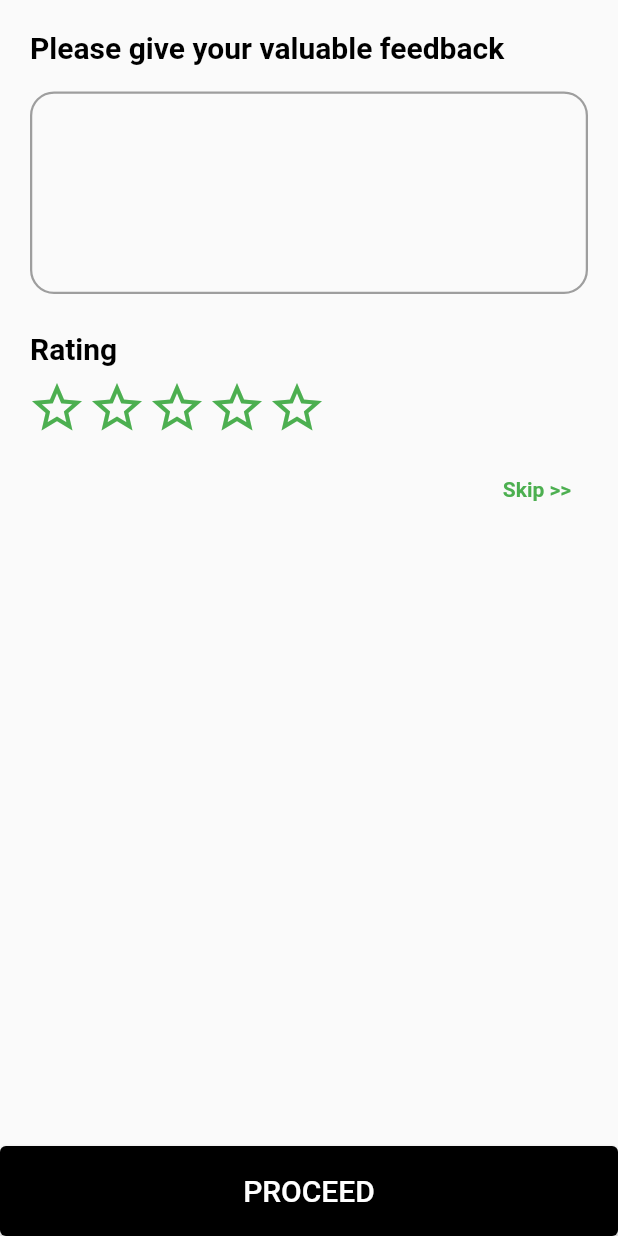
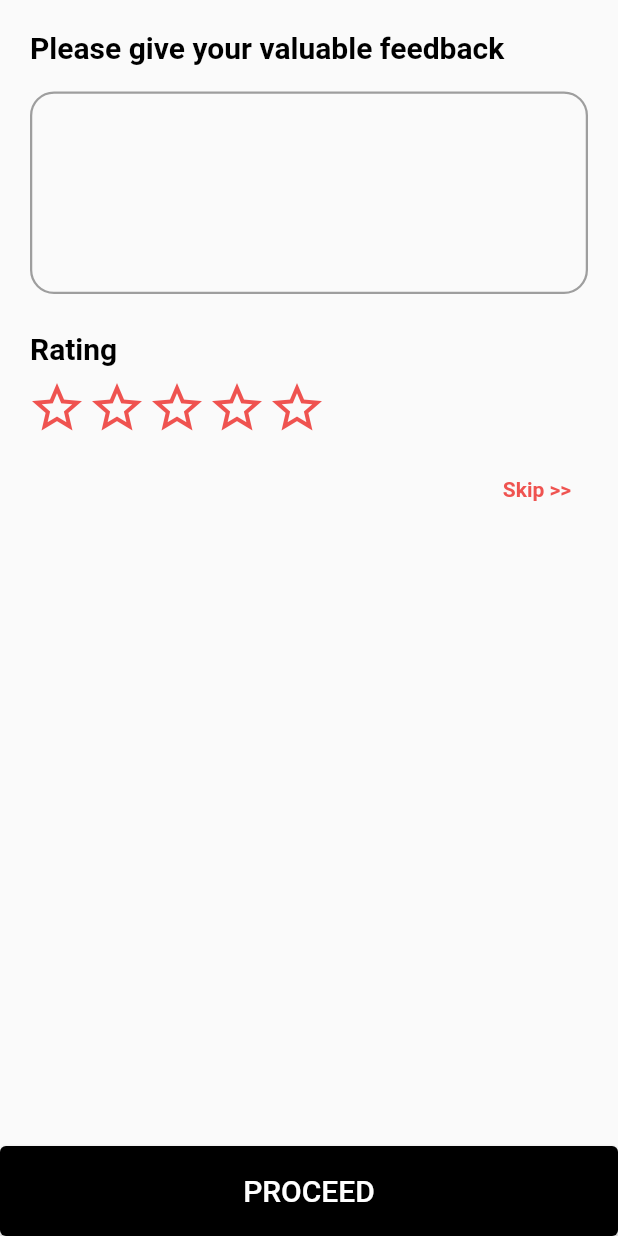
Before and after one commit to gowthammg12/ineuron-dinein, a Flutter app: the FeedbackScreen screen opened directly, on a phone screen of 412 x 824 dp. Run offline on Flutter 3.47's test engine with Material 2 defaults, Android fonts, the phone set to English and light mode, and no system bars; our stand-ins replace animated_text_kit, equatable, firebase_auth, firebase_core, flutter_bloc, smooth_star_rating_null_safety and 1 more; accounts and stored records are empty.

```diff
--- a/lib/main.dart
+++ b/lib/main.dart
@@ -37,7 +37,7 @@ class DineInApp extends StatelessWidget {
         BlocProvider(create: (context) => TimerCubit()),
       ],
       child: MaterialApp(
-        home: WelcomeScreen(),
+        home: FeedbackScreen(),
       ),
     );
   }
--- a/lib/screens/feedback_screen.dart
+++ b/lib/screens/feedback_screen.dart
@@ -55,8 +55,8 @@
               size: 40.0,
               filledIconData: Icons.star,
               halfFilledIconData: Icons.star_half_sharp,
-              color: Colors.green,
-              borderColor: Colors.green,
+              color: Colors.red.shade400,
+              borderColor: Colors.red.shade400,
               spacing: 0.0,
             ),
           ),
@@ -68,7 +68,7 @@
                 child: Text(
                   MetaText.skip,
                   style: TextStyle(
-                    color: Colors.green,
+                    color: Colors.red.shade400,
                     fontSize: 14,
                     fontWeight: FontWeight.w600,
                   ),
--- a/lib/screens/welcome_screen.dart
+++ b/lib/screens/welcome_screen.dart
@@ -93,11 +93,11 @@ class WelcomeScreen extends StatelessWidget {
                                 style: TextStyle(
                                   color: Colors.white,
                                   fontSize: 18,
-                                  fontWeight: FontWeight.w500,
+                                  fontWeight: FontWeight.w600,
                                 ),
                               ),
                               decoration: BoxDecoration(
-                                color: Colors.green.shade200,
+                                color: Colors.red.shade200,
                                 borderRadius: BorderRadius.all(Radius.circular(12)),
                               ),
                             ))
```
